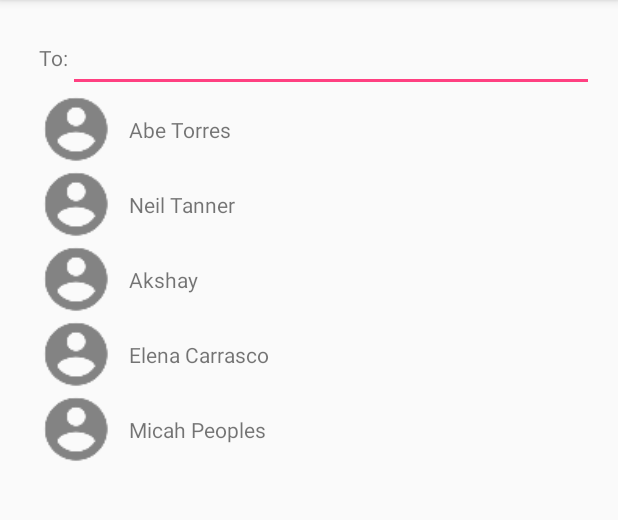
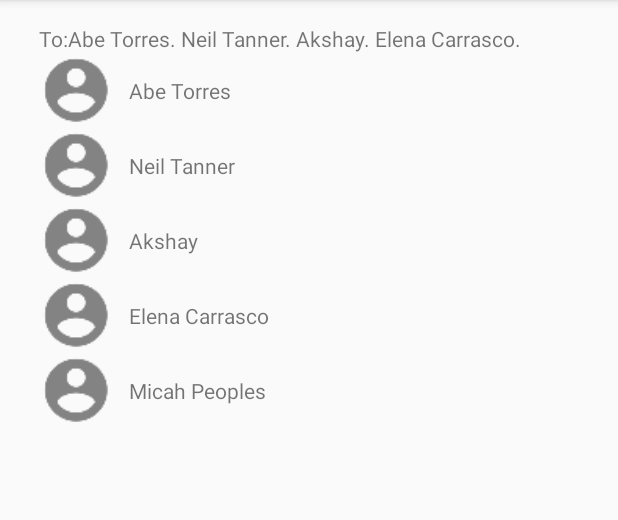
Before and after one commit to joelwng28/ElloMix, an Android app: the NewMessageActivity screen opened directly, with no data from a screen before it, after a tap on "Elena Carrasco", on a phone screen of 412 x 824 dp, the part 84-604 px from its top. Run offline under Robolectric (Android 15) with nearby library versions, the phone set to English and light mode, and no system bars; our stand-ins replace CircleImageView; libraries missing offline, so code that uses them is left out: com.facebook; pictures from the network do not load; 3 statements that could not run were skipped; 3 other taps on this screen came first.

Commit message:
New Message Activity still working

```diff
--- a/Android Application/Ellomix/app/src/main/java/com/ellomix/android/ellomix/Activities/NewMessageActivity.java
+++ b/Android Application/Ellomix/app/src/main/java/com/ellomix/android/ellomix/Activities/NewMessageActivity.java
@@ -23,18 +23,26 @@ public class NewMessageActivity extends AppCompatActivity  {
 
     private static final String TAG = "NewMessageActivity";
     private List<User> mFollowingUsers;
+    private List<User> mGroupMembersList;
     private RecyclerView mFollowingRecyclerView;
+    private TextView mGroupMembersTextView;
+    private StringBuffer mGroupMembersStrBuffer;
+
 
     @Override
     protected void onCreate(Bundle savedInstanceState) {
         super.onCreate(savedInstanceState);
         setContentView(R.layout.activity_new_message);
         mFollowingUsers = new ArrayList<>();
+        mGroupMembersList = new ArrayList<>();
+        mGroupMembersStrBuffer = new StringBuffer();
 
+        mGroupMembersTextView = (TextView) findViewById(R.id.group_member_text_view);
         mFollowingRecyclerView = (RecyclerView) findViewById(R.id.following_recycler_view);
         mFollowingRecyclerView.setLayoutManager(new LinearLayoutManager(this));
         generateModel();
         mFollowingRecyclerView.setAdapter(new FollowingAdapter(mFollowingUsers));
+
     }
 
     public void generateModel() {
@@ -82,9 +90,12 @@ public class NewMessageActivity extends AppCompatActivity  {
         @Override
         public void onClick(View v) {
             // Add the name to the list
-            Toast.makeText(NewMessageActivity.this, "Friend Added", Toast.LENGTH_SHORT).show();
+            Toast.makeText(NewMessageActivity.this, "Friend Added: " + mUser.getName(), Toast.LENGTH_SHORT).show();
 
             //TODO: Push member bubble on "To:" list
+            mGroupMembersList.add(mUser);
+            mGroupMembersStrBuffer.append(mUser.getName() + ". ");
+            mGroupMembersTextView.setText(mGroupMembersStrBuffer.toString());
 
 
         }
--- a/Android Application/Ellomix/app/src/main/res/layout/activity_new_message.xml
+++ b/Android Application/Ellomix/app/src/main/res/layout/activity_new_message.xml
@@ -34,7 +34,7 @@
             android:layout_toEndOf="@id/space_left"
             />
 
-        <EditText
+        <TextView
             android:layout_width="match_parent"
             android:layout_height="wrap_content"
             android:id="@+id/group_member_text_view"
```
